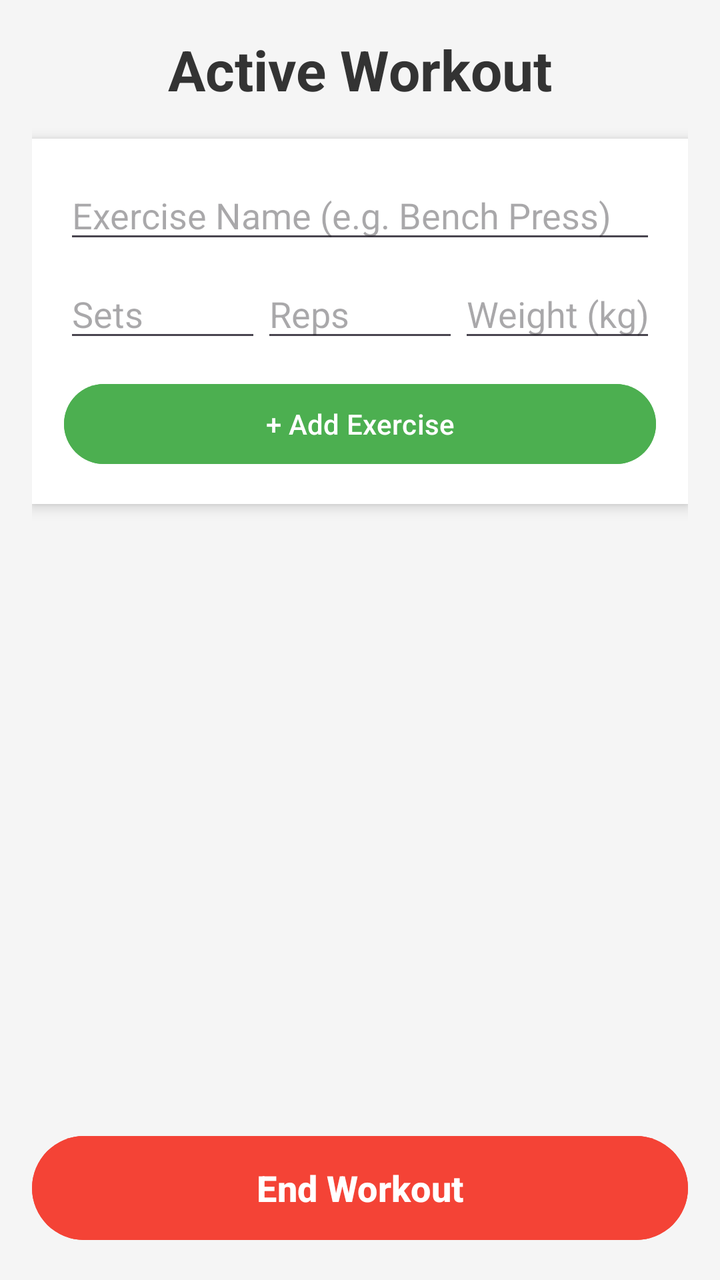
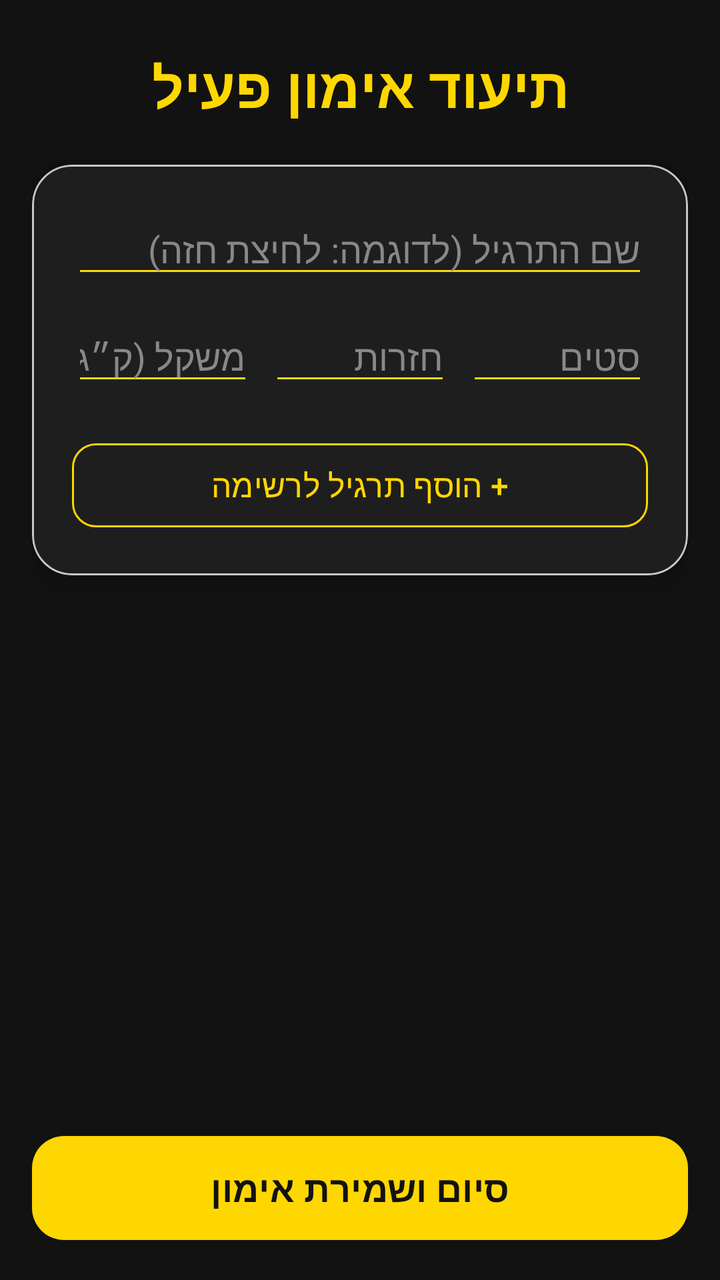

The first picture is an Android layout as it rendered before a commit; the second is the same layout after the commit. The layout source and the unified diff follow.
<!-- AndroidManifest.xml: application theme Theme.PeakFitA -->
<!-- res/layout/activity_workout_details.xml -->
<?xml version="1.0" encoding="utf-8"?>
<LinearLayout xmlns:android="http://schemas.android.com/apk/res/android"
    android:layout_width="match_parent"
    android:layout_height="match_parent"
    android:orientation="vertical"
    android:padding="16dp"
    android:background="#F5F5F5">

    <TextView
        android:id="@+id/tvActiveWorkoutTitle"
        android:layout_width="match_parent"
        android:layout_height="wrap_content"
        android:text="Active Workout"
        android:textSize="28sp"
        android:textStyle="bold"
        android:gravity="center"
        android:textColor="#333333"
        android:layout_marginBottom="16dp" />

    <LinearLayout
        android:layout_width="match_parent"
        android:layout_height="wrap_content"
        android:orientation="vertical"
        android:background="@android:color/white"
        android:padding="16dp"
        android:elevation="4dp"
        android:layout_marginBottom="16dp">

        <EditText
            android:id="@+id/etExerciseName"
            android:layout_width="match_parent"
            android:layout_height="wrap_content"
            android:hint="Exercise Name (e.g. Bench Press)"
            android:layout_marginBottom="8dp"/>
        <TextView
            android:id="@+id/tvLastTimeHint"
            android:layout_width="match_parent"
            android:layout_height="wrap_content"
            android:textColor="#888888"
            android:textSize="13sp"
            android:textStyle="italic"
            android:visibility="gone"
            android:layout_marginBottom="12dp"/>

        <LinearLayout
            android:layout_width="match_parent"
            android:layout_height="wrap_content"
            android:orientation="horizontal"
            android:weightSum="3">

            <EditText
                android:id="@+id/etSets"
                android:layout_width="0dp"
                android:layout_height="wrap_content"
                android:layout_weight="1"
                android:hint="Sets"
                android:inputType="number" />

            <EditText
                android:id="@+id/etReps"
                android:layout_width="0dp"
                android:layout_height="wrap_content"
                android:layout_weight="1"
                android:hint="Reps"
                android:inputType="number" />

            <EditText
                android:id="@+id/etWeight"
                android:layout_width="0dp"
                android:layout_height="wrap_content"
                android:layout_weight="1"
                android:hint="Weight (kg)"
                android:inputType="numberDecimal" />
        </LinearLayout>

        <Button
            android:id="@+id/btnAddExercise"
            android:layout_width="match_parent"
            android:layout_height="wrap_content"
            android:text="+ Add Exercise"
            android:layout_marginTop="12dp"
            android:backgroundTint="#4CAF50"
            android:textColor="#FFFFFF"/>
    </LinearLayout>

    <androidx.recyclerview.widget.RecyclerView
        android:id="@+id/rvExercises"
        android:layout_width="match_parent"
        android:layout_height="0dp"
        android:layout_weight="1"
        android:layout_marginBottom="16dp"/>

    <Button
        android:id="@+id/btnEndWorkout"
        android:layout_width="match_parent"
        android:layout_height="60dp"
        android:text="End Workout"
        android:textSize="18sp"
        android:textStyle="bold"
        android:backgroundTint="#F44336"
        android:textColor="#FFFFFF" />

</LinearLayout>
<!-- resources referenced by this layout -->
<resources>
  <style name="Theme.PeakFitA" parent="Base.Theme.PeakFitA" />
  <style name="Base.Theme.PeakFitA" parent="Theme.Material3.DayNight.NoActionBar">
          
          
      </style>
</resources>

<!-- the commit's change to res/layout/activity_workout_details.xml (unified diff, before → after) -->
@@ -1,103 +1,134 @@
 <?xml version="1.0" encoding="utf-8"?>
 <LinearLayout xmlns:android="http://schemas.android.com/apk/res/android"
+    xmlns:app="http://schemas.android.com/apk/res-auto"
     android:layout_width="match_parent"
     android:layout_height="match_parent"
     android:orientation="vertical"
     android:padding="16dp"
-    android:background="#F5F5F5">
+    android:background="#121212"
+    android:layoutDirection="rtl">
 
     <TextView
         android:id="@+id/tvActiveWorkoutTitle"
         android:layout_width="match_parent"
         android:layout_height="wrap_content"
-        android:text="Active Workout"
+        android:text="תיעוד אימון פעיל"
         android:textSize="28sp"
         android:textStyle="bold"
         android:gravity="center"
-        android:textColor="#333333"
-        android:layout_marginBottom="16dp" />
+        android:textColor="#FFD700"
+        android:layout_marginTop="8dp"
+        android:layout_marginBottom="20dp" />
 
-    <LinearLayout
+    <com.google.android.material.card.MaterialCardView
         android:layout_width="match_parent"
         android:layout_height="wrap_content"
-        android:orientation="vertical"
-        android:background="@android:color/white"
-        android:padding="16dp"
-        android:elevation="4dp"
+        app:cardBackgroundColor="#1E1E1E"
+        app:cardCornerRadius="20dp"
+        app:cardElevation="8dp"
         android:layout_marginBottom="16dp">
-
-        <EditText
-            android:id="@+id/etExerciseName"
-            android:layout_width="match_parent"
-            android:layout_height="wrap_content"
-            android:hint="Exercise Name (e.g. Bench Press)"
-            android:layout_marginBottom="8dp"/>
-        <TextView
-            android:id="@+id/tvLastTimeHint"
-            android:layout_width="match_parent"
-            android:layout_height="wrap_content"
-            android:textColor="#888888"
-            android:textSize="13sp"
-            android:textStyle="italic"
-            android:visibility="gone"
-            android:layout_marginBottom="12dp"/>
 
         <LinearLayout
             android:layout_width="match_parent"
             android:layout_height="wrap_content"
-            android:orientation="horizontal"
-            android:weightSum="3">
+            android:orientation="vertical"
+            android:padding="20dp">
 
             <EditText
-                android:id="@+id/etSets"
-                android:layout_width="0dp"
+                android:id="@+id/etExerciseName"
+                android:layout_width="match_parent"
                 android:layout_height="wrap_content"
-                android:layout_weight="1"
-                android:hint="Sets"
-                android:inputType="number" />
+                android:hint="שם התרגיל (לדוגמה: לחיצת חזה)"
+                android:textColor="#FFFFFF"
+                android:textColorHint="#888888"
+                android:backgroundTint="#FFD700"
+                android:layout_marginBottom="12dp"/>
 
-            <EditText
-                android:id="@+id/etReps"
-                android:layout_width="0dp"
+            <TextView
+                android:id="@+id/tvLastTimeHint"
+                android:layout_width="match_parent"
                 android:layout_height="wrap_content"
-                android:layout_weight="1"
-                android:hint="Reps"
-                android:inputType="number" />
+                android:textColor="#AAAAAA"
+                android:textSize="13sp"
+                android:textStyle="italic"
+                android:visibility="gone"
+                android:layout_marginBottom="12dp"/>
 
-            <EditText
-                android:id="@+id/etWeight"
-                android:layout_width="0dp"
+            <LinearLayout
+                android:layout_width="match_parent"
                 android:layout_height="wrap_content"
-                android:layout_weight="1"
-                android:hint="Weight (kg)"
-                android:inputType="numberDecimal" />
+                android:orientation="horizontal"
+                android:baselineAligned="false"
+                android:weightSum="3">
+
+                <EditText
+                    android:id="@+id/etSets"
+                    android:layout_width="0dp"
+                    android:layout_height="wrap_content"
+                    android:layout_weight="1"
+                    android:hint="סטים"
+                    android:textColor="#FFFFFF"
+                    android:textColorHint="#888888"
+                    android:backgroundTint="#FFD700"
+                    android:inputType="number"
+                    android:layout_marginEnd="8dp"/>
+
+                <EditText
+                    android:id="@+id/etReps"
+                    android:layout_width="0dp"
+                    android:layout_height="wrap_content"
+                    android:layout_weight="1"
+                    android:hint="חזרות"
+                    android:textColor="#FFFFFF"
+                    android:textColorHint="#888888"
+                    android:backgroundTint="#FFD700"
+                    android:inputType="number"
+                    android:layout_marginEnd="8dp"/>
+
+                <EditText
+                    android:id="@+id/etWeight"
+                    android:layout_width="0dp"
+                    android:layout_height="wrap_content"
+                    android:layout_weight="1"
+                    android:hint="משקל (ק״ג)"
+                    android:textColor="#FFFFFF"
+                    android:textColorHint="#888888"
+                    android:backgroundTint="#FFD700"
+                    android:inputType="numberDecimal" />
+            </LinearLayout>
+
+            <com.google.android.material.button.MaterialButton
+                android:id="@+id/btnAddExercise"
+                android:layout_width="match_parent"
+                android:layout_height="50dp"
+                android:text="+ הוסף תרגיל לרשימה"
+                android:textSize="16sp"
+                android:layout_marginTop="20dp"
+                app:backgroundTint="#1E1E1E"
+                app:strokeColor="#FFD700"
+                app:strokeWidth="1dp"
+                app:cornerRadius="12dp"
+                android:textColor="#FFD700"/>
         </LinearLayout>
-
-        <Button
-            android:id="@+id/btnAddExercise"
-            android:layout_width="match_parent"
-            android:layout_height="wrap_content"
-            android:text="+ Add Exercise"
-            android:layout_marginTop="12dp"
-            android:backgroundTint="#4CAF50"
-            android:textColor="#FFFFFF"/>
-    </LinearLayout>
+    </com.google.android.material.card.MaterialCardView>
 
     <androidx.recyclerview.widget.RecyclerView
         android:id="@+id/rvExercises"
         android:layout_width="match_parent"
         android:layout_height="0dp"
         android:layout_weight="1"
-        android:layout_marginBottom="16dp"/>
+        android:layout_marginBottom="16dp"
+        android:clipToPadding="false"/>
 
-    <Button
+    <com.google.android.material.button.MaterialButton
         android:id="@+id/btnEndWorkout"
         android:layout_width="match_parent"
         android:layout_height="60dp"
-        android:text="End Workout"
+        android:text="סיום ושמירת אימון"
         android:textSize="18sp"
         android:textStyle="bold"
-        android:backgroundTint="#F44336"
-        android:textColor="#FFFFFF" />
+        app:backgroundTint="#FFD700"
+        app:cornerRadius="16dp"
+        android:textColor="#121212" />
 
 </LinearLayout>
